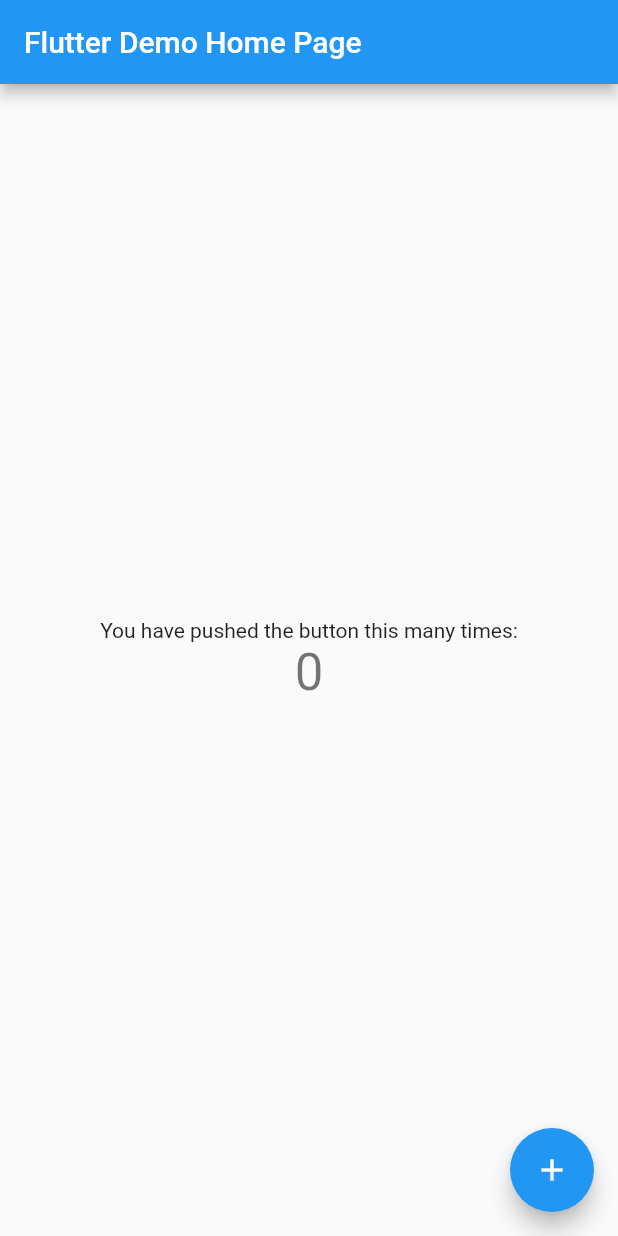
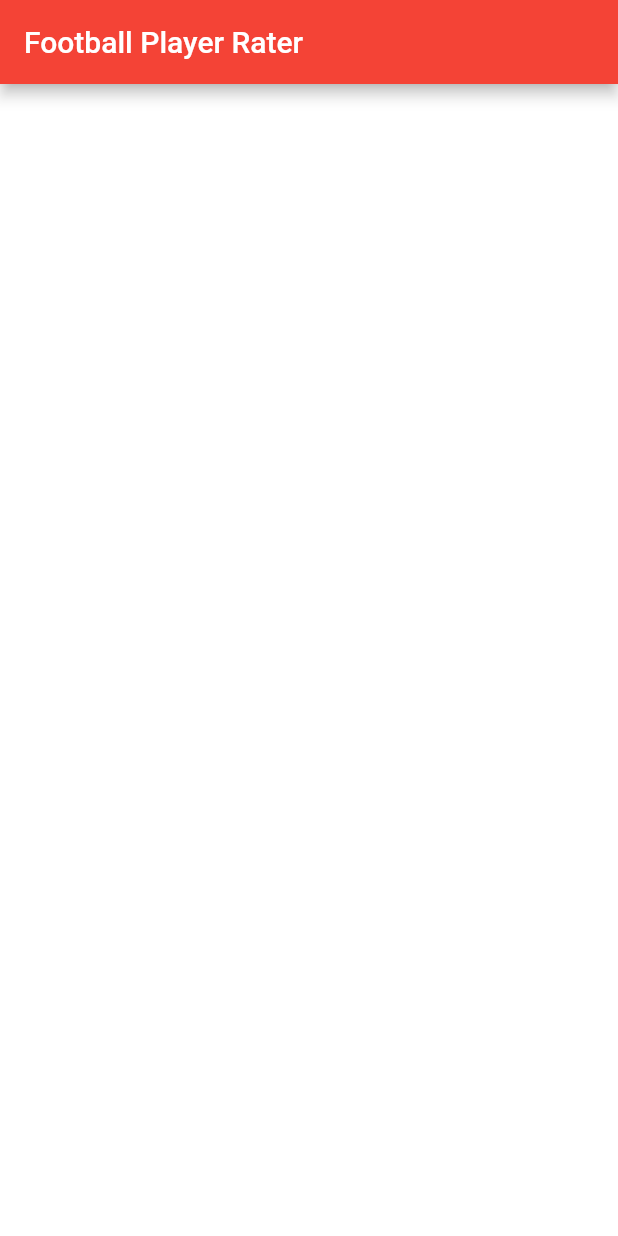
Before and after one commit to AtifKhokhar/fplayer_rater, a Flutter app: the screen it shows after launch, on a phone screen of 412 x 824 dp. Run offline on Flutter 3.47's test engine with Material 2 defaults, Android fonts, the phone set to English and light mode, and no system bars; missing offline and left inert: FPlayer_Rater.

Commit message:
created initial structure

```diff
--- a/lib/main.dart
+++ b/lib/main.dart
@@ -1,111 +1,20 @@
 import 'package:flutter/material.dart';
+import './screens/home.dart';
 
-void main() => runApp(MyApp());
+void main() => runApp(FPlayer_Rater());
 
-class MyApp extends StatelessWidget {
-  // This widget is the root of your application.
+class FPlayer_Rater extends StatelessWidget {
   @override
   Widget build(BuildContext context) {
-    return MaterialApp(
-      title: 'Flutter Demo',
-      theme: ThemeData(
-        // This is the theme of your application.
-        //
-        // Try running your application with "flutter run". You'll see the
-        // application has a blue toolbar. Then, without quitting the app, try
-        // changing the primarySwatch below to Colors.green and then invoke
-        // "hot reload" (press "r" in the console where you ran "flutter run",
-        // or simply save your changes to "hot reload" in a Flutter IDE).
-        // Notice that the counter didn't reset back to zero; the application
-        // is not restarted.
-        primarySwatch: Colors.blue,
+    return new MaterialApp(
+      title: 'Football Player Rater',
+      home: Scaffold(
+        appBar: AppBar(
+          backgroundColor: Colors.red[500],
+          title: Text("Football Player Rater"),
+        ),
+        body: Home(),
       ),
-      home: MyHomePage(title: 'Flutter Demo Home Page'),
     );
   }
 }
-
-class MyHomePage extends StatefulWidget {
-  MyHomePage({Key key, this.title}) : super(key: key);
-
-  // This widget is the home page of your application. It is stateful, meaning
-  // that it has a State object (defined below) that contains fields that affect
-  // how it looks.
-
-  // This class is the configuration for the state. It holds the values (in this
-  // case the title) provided by the parent (in this case the App widget) and
-  // used by the build method of the State. Fields in a Widget subclass are
-  // always marked "final".
-
-  final String title;
-
-  @override
-  _MyHomePageState createState() => _MyHomePageState();
-}
-
-class _MyHomePageState extends State<MyHomePage> {
-  int _counter = 0;
-
-  void _incrementCounter() {
-    setState(() {
-      // This call to setState tells the Flutter framework that something has
-      // changed in this State, which causes it to rerun the build method below
-      // so that the display can reflect the updated values. If we changed
-      // _counter without calling setState(), then the build method would not be
-      // called again, and so nothing would appear to happen.
-      _counter++;
-    });
-  }
-
-  @override
-  Widget build(BuildContext context) {
-    // This method is rerun every time setState is called, for instance as done
-    // by the _incrementCounter method above.
-    //
-    // The Flutter framework has been optimized to make rerunning build methods
-    // fast, so that you can just rebuild anything that needs updating rather
-    // than having to individually change instances of widgets.
-    return Scaffold(
-      appBar: AppBar(
-        // Here we take the value from the MyHomePage object that was created by
-        // the App.build method, and use it to set our appbar title.
-        title: Text(widget.title),
-      ),
-      body: Center(
-        // Center is a layout widget. It takes a single child and positions it
-        // in the middle of the parent.
-        child: Column(
-          // Column is also a layout widget. It takes a list of children and
-          // arranges them vertically. By default, it sizes itself to fit its
-          // children horizontally, and tries to be as tall as its parent.
-          //
-          // Invoke "debug painting" (press "p" in the console, choose the
-          // "Toggle Debug Paint" action from the Flutter Inspector in Android
-          // Studio, or the "Toggle Debug Paint" command in Visual Studio Code)
-          // to see the wireframe for each widget.
-          //
-          // Column has various properties to control how it sizes itself and
-          // how it positions its children. Here we use mainAxisAlignment to
-          // center the children vertically; the main axis here is the vertical
-          // axis because Columns are vertical (the cross axis would be
-          // horizontal).
-          mainAxisAlignment: MainAxisAlignment.center,
-          children: <Widget>[
-            Text(
-              'You have pushed the button this many times:',
-            ),
-            Text(
-              '$_counter',
-              style: Theme.of(context).textTheme.display1,
-            ),
-          ],
-        ),
-      ),
-      floatingActionButton: FloatingActionButton(
-        onPressed: _incrementCounter,
-        tooltip: 'Increment',
-        child: Icon(Icons.add),
-      ), // This trailing comma makes auto-formatting nicer for build methods.
-    );
-  }
-}
--- /dev/null
+++ b/lib/model/player_model.dart
@@ -0,0 +1,10 @@
+class Player {
+  final String name;
+  final String club;
+  final String position;
+
+  int rating = 10;
+
+ Player(this.name, this.club, this.position);
+
+}
--- /dev/null
+++ b/lib/screens/home.dart
@@ -0,0 +1,10 @@
+import 'package:flutter/material.dart';
+
+class Home extends StatelessWidget {
+  @override
+  Widget build(BuildContext context) {
+    return Container(
+      color: Colors.white
+      );
+  }
+}
```
Also changed, not shown: lib/model/player_card.dart (added, +32 -0 lines), lib/model/player_list.dart (added, +23 -0 lines), 6 other files.
